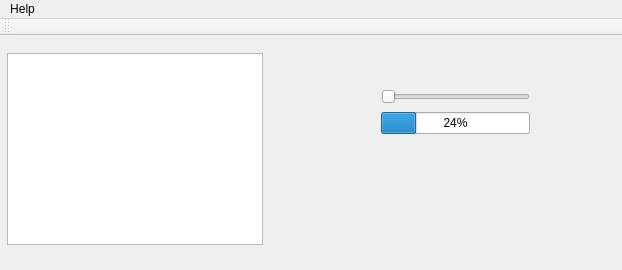
First picture: the form in MyWidget/mywidget.ui, repository Gabriel-22/QT-Programming, before the edit.
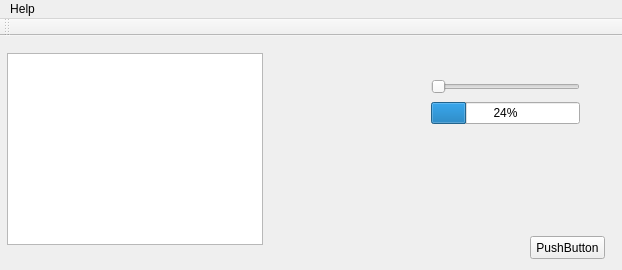
Second picture: the form after the edit.

Patch:
```diff
--- a/MyWidget/mywidget.ui
+++ b/MyWidget/mywidget.ui
@@ -24,11 +24,11 @@
      </rect>
     </property>
    </widget>
-   <widget class="QWidget" name="">
+   <widget class="QWidget" name="layoutWidget">
     <property name="geometry">
      <rect>
-      <x>370</x>
-      <y>40</y>
+      <x>420</x>
+      <y>30</y>
       <width>171</width>
       <height>71</height>
      </rect>
@@ -50,6 +50,19 @@
      </item>
     </layout>
    </widget>
+   <widget class="QPushButton" name="pushButton">
+    <property name="geometry">
+     <rect>
+      <x>530</x>
+      <y>200</y>
+      <width>75</width>
+      <height>23</height>
+     </rect>
+    </property>
+    <property name="text">
+     <string>PushButton</string>
+    </property>
+   </widget>
   </widget>
   <widget class="QMenuBar" name="menuBar">
    <property name="geometry">
```
Left out of the diff: 35 changed lines with no effect on the pictures.
